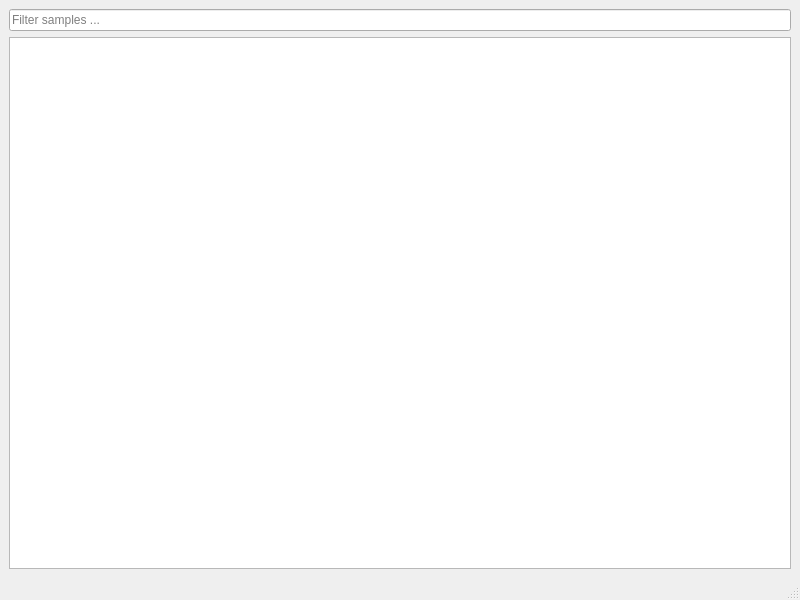
First picture: the form in mainwindow.ui, repository baskeboler/qtsamples, before the edit.
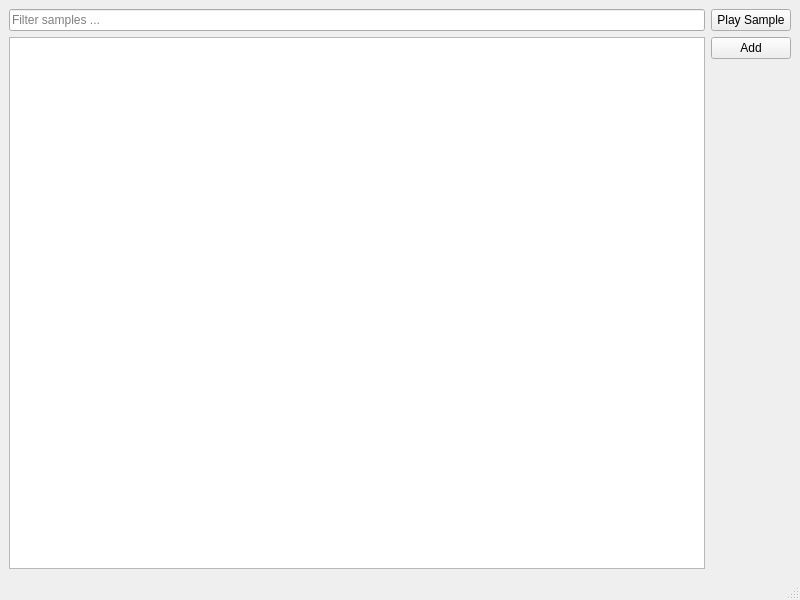
Second picture: the form after the edit.

Commit message: added test button to play samples

The edit to the form file:
```diff
--- a/mainwindow.ui
+++ b/mainwindow.ui
@@ -14,7 +14,11 @@
    <string>MainWindow</string>
   </property>
   <widget class="QWidget" name="centralwidget">
-   <layout class="QVBoxLayout" name="verticalLayout">
+   <layout class="QVBoxLayout" name="verticalLayout_3">
+    <item>
+     <layout class="QHBoxLayout" name="horizontalLayout">
+      <item>
+       <layout class="QVBoxLayout" name="verticalLayout_2">
     <item>
      <widget class="QLineEdit" name="filterInput">
       <property name="placeholderText">
@@ -31,6 +35,41 @@
        <bool>true</bool>
       </property>
      </widget>
+        </item>
+       </layout>
+      </item>
+      <item>
+       <layout class="QVBoxLayout" name="verticalLayout">
+        <item>
+         <widget class="QPushButton" name="btnTestSample">
+          <property name="text">
+           <string>Play Sample</string>
+          </property>
+         </widget>
+        </item>
+        <item>
+         <widget class="QPushButton" name="btnAddSample">
+          <property name="text">
+           <string>Add</string>
+          </property>
+         </widget>
+        </item>
+        <item>
+         <spacer name="verticalSpacer">
+          <property name="orientation">
+           <enum>Qt::Vertical</enum>
+          </property>
+          <property name="sizeHint" stdset="0">
+           <size>
+            <width>20</width>
+            <height>40</height>
+           </size>
+          </property>
+         </spacer>
+        </item>
+       </layout>
+      </item>
+     </layout>
     </item>
    </layout>
   </widget>
```
Lines whose indentation alone changed are shown as unchanged. The commit also changes 4 other files.
